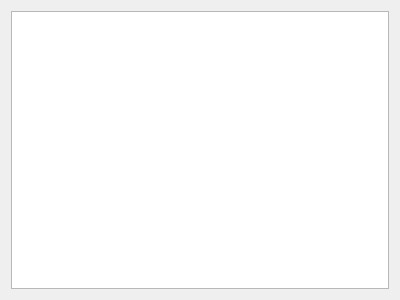
Qt form src/desktopapp/plugins/textPage/textview.ui (jacquetc/skribisto) before a commit.
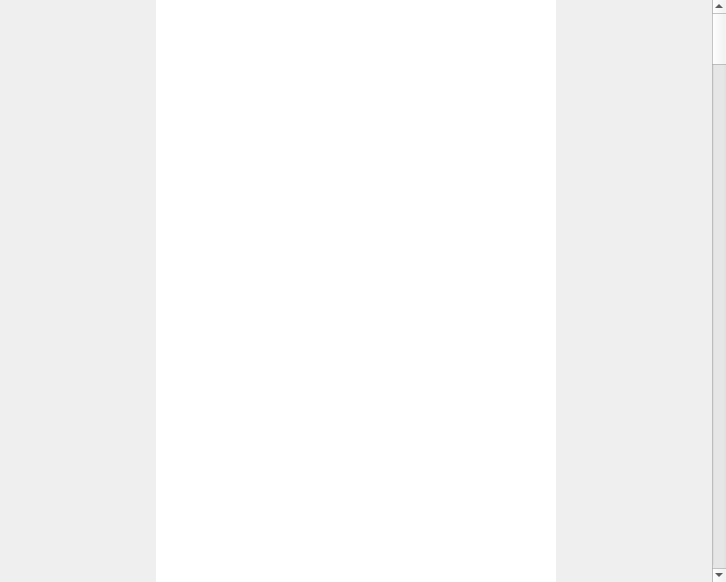
The same form after that commit. Custom widgets are drawn as their Qt base class.

What changed in the file:
```diff
--- a/src/desktopapp/plugins/textPage/textview.ui
+++ b/src/desktopapp/plugins/textPage/textview.ui
@@ -6,19 +6,104 @@
    <rect>
     <x>0</x>
     <y>0</y>
-    <width>400</width>
-    <height>300</height>
+    <width>726</width>
+    <height>582</height>
    </rect>
   </property>
-  <property name="windowTitle">
-   <string>Form</string>
-  </property>
-  <layout class="QVBoxLayout" name="verticalLayout">
+  <layout class="QHBoxLayout" name="horizontalLayout">
+   <property name="spacing">
+    <number>0</number>
+   </property>
+   <property name="leftMargin">
+    <number>0</number>
+   </property>
+   <property name="topMargin">
+    <number>0</number>
+   </property>
+   <property name="rightMargin">
+    <number>0</number>
+   </property>
+   <property name="bottomMargin">
+    <number>0</number>
+   </property>
    <item>
-    <widget class="QTextEdit" name="textEdit"/>
+    <widget class="QWidget" name="widget" native="true">
+     <layout class="QVBoxLayout" name="verticalLayout">
+      <property name="leftMargin">
+       <number>0</number>
+      </property>
+      <property name="topMargin">
+       <number>0</number>
+      </property>
+      <property name="rightMargin">
+       <number>0</number>
+      </property>
+      <property name="bottomMargin">
+       <number>0</number>
+      </property>
+      <item>
+       <layout class="QHBoxLayout" name="horizontalLayout_2">
+        <item>
+         <widget class="TextEdit" name="textEdit">
+          <property name="sizePolicy">
+           <sizepolicy hsizetype="Maximum" vsizetype="Expanding">
+            <horstretch>0</horstretch>
+            <verstretch>0</verstretch>
+           </sizepolicy>
+          </property>
+          <property name="minimumSize">
+           <size>
+            <width>200</width>
+            <height>0</height>
+           </size>
+          </property>
+          <property name="maximumSize">
+           <size>
+            <width>400</width>
+            <height>16777215</height>
+           </size>
+          </property>
+          <property name="frameShape">
+           <enum>QFrame::NoFrame</enum>
+          </property>
+          <property name="frameShadow">
+           <enum>QFrame::Plain</enum>
+          </property>
+          <property name="lineWidth">
+           <number>0</number>
+          </property>
+          <property name="verticalScrollBarPolicy">
+           <enum>Qt::ScrollBarAlwaysOff</enum>
+          </property>
+          <property name="horizontalScrollBarPolicy">
+           <enum>Qt::ScrollBarAlwaysOff</enum>
+          </property>
+          <property name="autoFormatting">
+           <set>QTextEdit::AutoBulletList</set>
+          </property>
+         </widget>
+        </item>
+       </layout>
+      </item>
+     </layout>
+    </widget>
+   </item>
+   <item>
+    <widget class="QScrollBar" name="verticalScrollBar">
+     <property name="orientation">
+      <enum>Qt::Vertical</enum>
+     </property>
+    </widget>
    </item>
   </layout>
  </widget>
+ <customwidgets>
+  <customwidget>
+   <class>TextEdit</class>
+   <extends>QTextEdit</extends>
+   <header>text/textedit.h</header>
+  </customwidget>
+ </customwidgets>
  <resources/>
  <connections/>
 </ui>
```
